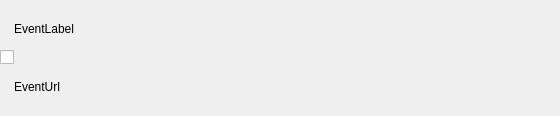
Qt form bqBrowser/ui/BrowserFavoItem.ui (bq/cervantes) before a commit.
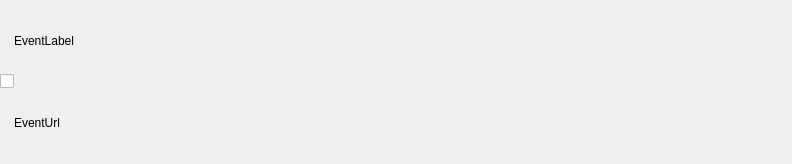
The same form after that commit. Custom widgets are drawn as their Qt base class.

```diff
--- a/bqBrowser/ui/BrowserFavoItem.ui
+++ b/bqBrowser/ui/BrowserFavoItem.ui
@@ -6,8 +6,8 @@
    <rect>
     <x>0</x>
     <y>0</y>
-    <width>560</width>
-    <height>116</height>
+    <width>792</width>
+    <height>164</height>
    </rect>
   </property>
   <property name="windowTitle">
@@ -63,8 +63,8 @@
          </property>
          <property name="sizeHint" stdset="0">
           <size>
-           <width>50</width>
-           <height>20</height>
+           <width>71</width>
+           <height>28</height>
           </size>
          </property>
         </spacer>
@@ -99,8 +99,8 @@
          </property>
          <property name="sizeHint" stdset="0">
           <size>
-           <width>50</width>
-           <height>20</height>
+           <width>71</width>
+           <height>28</height>
           </size>
          </property>
         </spacer>
```
Left out of the diff: 8 changed lines with no effect on the pictures.
